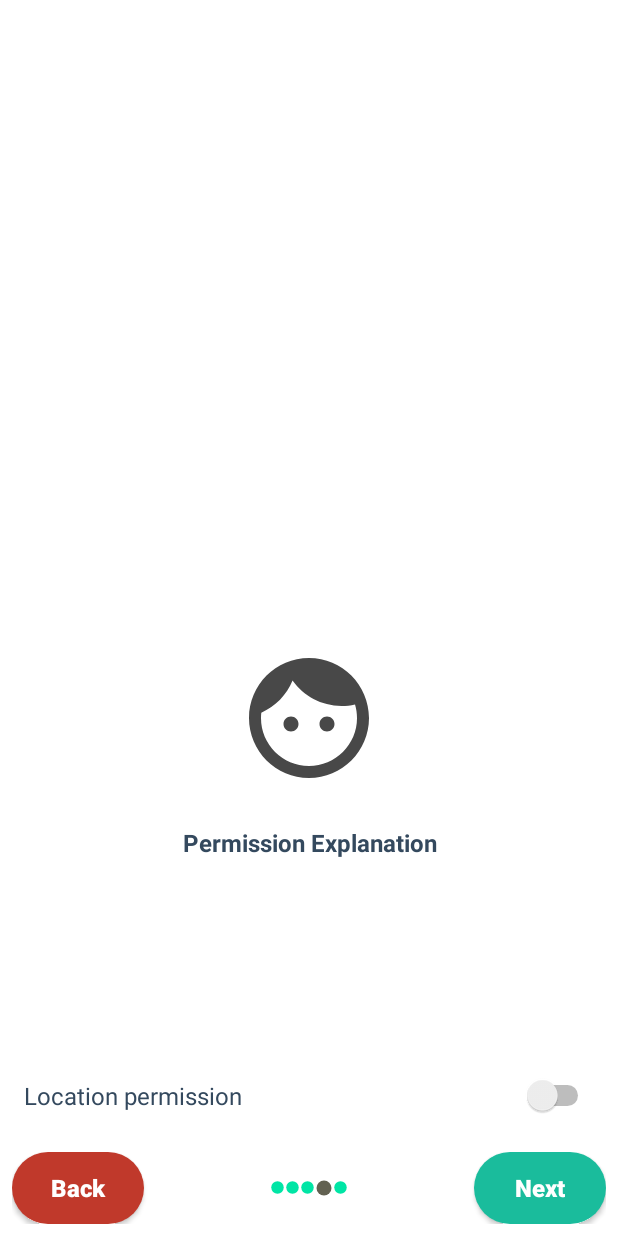
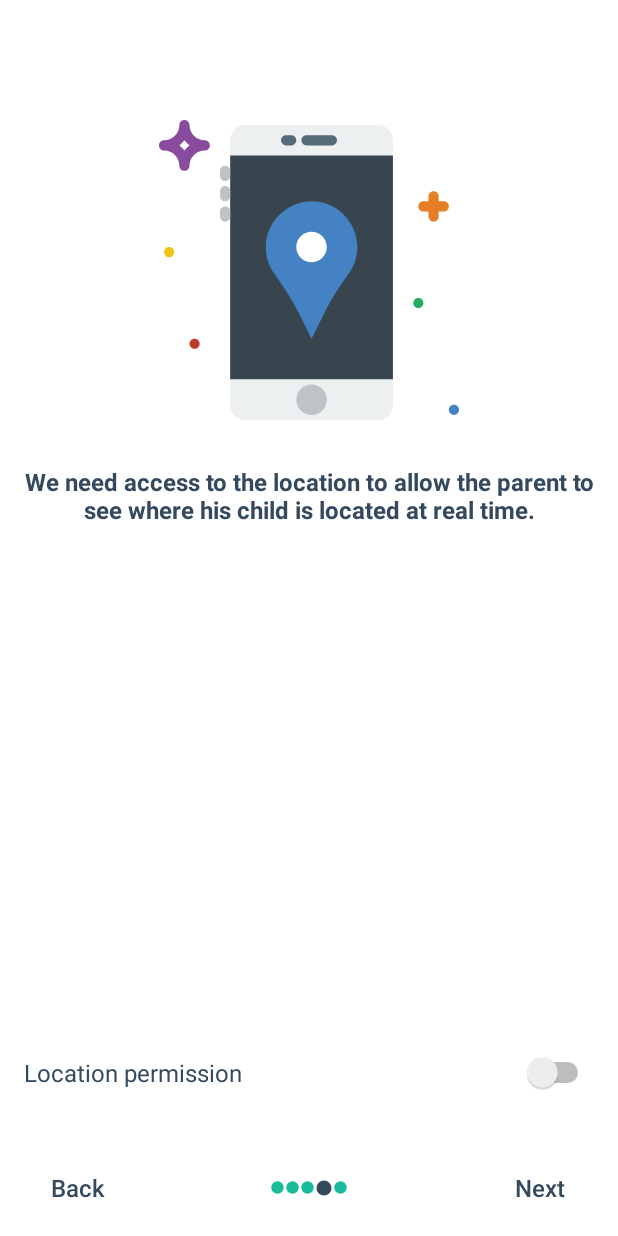
Before and after one commit to xMansour/KidSafe, an Android app: the fragment LocationPermissionsFragment placed in its activity, on a phone screen of 412 x 824 dp. Run offline under Robolectric (Android 15) with nearby library versions, the phone set to English and light mode, and no system bars.

Commit message:
UI changes.

```diff
--- a/Application/app/src/main/res/drawable/ic_dot.xml
+++ b/Application/app/src/main/res/drawable/ic_dot.xml
@@ -1,7 +1,7 @@
 <vector xmlns:android="http://schemas.android.com/apk/res/android"
     android:width="10dp"
     android:height="10dp"
-    android:tint="#00E5A5"
+    android:tint="#1abc9c"
     android:viewportWidth="24.0"
     android:viewportHeight="24.0">
     <path
--- a/Application/app/src/main/res/drawable/ic_dot_selected.xml
+++ b/Application/app/src/main/res/drawable/ic_dot_selected.xml
@@ -1,7 +1,7 @@
 <vector xmlns:android="http://schemas.android.com/apk/res/android"
     android:width="12dp"
     android:height="12dp"
-    android:tint="#626151"
+    android:tint="#34495e"
     android:viewportWidth="24.0"
     android:viewportHeight="24.0">
     <path
--- /dev/null
+++ b/Application/app/src/main/res/drawable/ic_permissions_location.xml
@@ -0,0 +1,57 @@
+<vector xmlns:android="http://schemas.android.com/apk/res/android"
+    android:width="512dp"
+    android:height="512dp"
+    android:viewportWidth="512"
+    android:viewportHeight="512">
+  <path
+      android:pathData="M373.485,512H147.19c-14.188,0 -25.695,-11.507 -25.695,-25.704V34.382c0,-14.197 11.507,-25.704 25.695,-25.704h226.295c14.197,0 25.704,11.507 25.704,25.704v451.914C399.189,500.493 387.682,512 373.485,512"
+      android:fillColor="#ECF0F1"/>
+  <path
+      android:pathData="M121.491,442.576l277.695,0l0,-381.83l-277.695,0z"
+      android:fillColor="#38454F"/>
+  <path
+      android:pathData="M34.686,43.39c3.298,2.473 6.231,5.415 8.704,8.704c2.473,-3.289 5.406,-6.231 8.704,-8.704c-3.298,-2.473 -6.231,-5.415 -8.704,-8.704C40.917,37.975 37.984,40.917 34.686,43.39M43.39,86.78c-4.799,0 -8.678,-3.888 -8.678,-8.678c0,-14.353 -11.681,-26.034 -26.034,-26.034C3.879,52.068 0,48.18 0,43.39s3.879,-8.678 8.678,-8.678c14.353,0 26.034,-11.681 26.034,-26.034C34.712,3.888 38.591,0 43.39,0s8.678,3.888 8.678,8.678c0,14.353 11.681,26.034 26.034,26.034c4.799,0 8.678,3.888 8.678,8.678s-3.879,8.678 -8.678,8.678c-14.353,0 -26.034,11.681 -26.034,26.034C52.068,82.892 48.189,86.78 43.39,86.78"
+      android:fillColor="#894B9D"/>
+  <path
+      android:pathData="M468.61,173.559c-4.799,0 -8.678,-3.888 -8.678,-8.678v-34.712c0,-4.79 3.879,-8.678 8.678,-8.678s8.678,3.888 8.678,8.678v34.712C477.288,169.672 473.409,173.559 468.61,173.559"
+      android:fillColor="#E57E25"/>
+  <path
+      android:pathData="M485.966,156.203h-34.712c-4.799,0 -8.678,-3.888 -8.678,-8.678s3.879,-8.678 8.678,-8.678h34.712c4.799,0 8.678,3.888 8.678,8.678S490.765,156.203 485.966,156.203"
+      android:fillColor="#E57E25"/>
+  <path
+      android:pathData="M69.423,381.831c0,4.79 -3.888,8.678 -8.678,8.678s-8.678,-3.888 -8.678,-8.678s3.888,-8.678 8.678,-8.678S69.423,377.04 69.423,381.831"
+      android:fillColor="#C03A2B"/>
+  <path
+      android:pathData="M26.033,225.627c0,4.79 -3.888,8.678 -8.678,8.678s-8.678,-3.888 -8.678,-8.678s3.888,-8.678 8.678,-8.678S26.033,220.837 26.033,225.627"
+      android:fillColor="#F0C419"/>
+  <path
+      android:pathData="M451.254,312.407c0,4.79 -3.888,8.678 -8.678,8.678s-8.678,-3.888 -8.678,-8.678s3.888,-8.678 8.678,-8.678S451.254,307.617 451.254,312.407"
+      android:fillColor="#24AE5F"/>
+  <path
+      android:pathData="M512,494.644c0,4.79 -3.888,8.678 -8.678,8.678s-8.678,-3.888 -8.678,-8.678s3.888,-8.678 8.678,-8.678S512,489.854 512,494.644"
+      android:fillColor="#4482C3"/>
+  <path
+      android:pathData="M295.05,43.39h-43.39c-4.799,0 -8.678,-3.879 -8.678,-8.678s3.879,-8.678 8.678,-8.678h43.39c4.799,0 8.678,3.879 8.678,8.678S299.849,43.39 295.05,43.39"
+      android:fillColor="#546A79"/>
+  <path
+      android:pathData="M225.627,43.39h-8.678c-4.799,0 -8.678,-3.879 -8.678,-8.678s3.879,-8.678 8.678,-8.678h8.678c4.799,0 8.678,3.879 8.678,8.678S230.426,43.39 225.627,43.39"
+      android:fillColor="#546A79"/>
+  <path
+      android:pathData="M112.813,104.136c-4.799,0 -8.678,-3.879 -8.678,-8.678V86.78c0,-4.799 3.879,-8.678 8.678,-8.678s8.678,3.879 8.678,8.678v8.678C121.491,100.257 117.612,104.136 112.813,104.136"
+      android:fillColor="#BDC3C7"/>
+  <path
+      android:pathData="M112.813,138.847c-4.799,0 -8.678,-3.879 -8.678,-8.678v-8.678c0,-4.799 3.879,-8.678 8.678,-8.678s8.678,3.879 8.678,8.678v8.678C121.491,134.968 117.612,138.847 112.813,138.847"
+      android:fillColor="#BDC3C7"/>
+  <path
+      android:pathData="M112.813,173.559c-4.799,0 -8.678,-3.879 -8.678,-8.678v-8.678c0,-4.799 3.879,-8.678 8.678,-8.678s8.678,3.879 8.678,8.678v8.678C121.491,169.68 117.612,173.559 112.813,173.559"
+      android:fillColor="#BDC3C7"/>
+  <path
+      android:pathData="M286.372,477.288c0,14.379 -11.655,26.034 -26.034,26.034c-14.379,0 -26.034,-11.654 -26.034,-26.034c0,-14.379 11.655,-26.034 26.034,-26.034C274.718,451.254 286.372,462.909 286.372,477.288"
+      android:fillColor="#BDC3C7"/>
+  <path
+      android:pathData="M338.44,216.949c0,-43.867 -36.161,-79.291 -80.306,-78.067c-40.743,1.119 -74.709,35.068 -75.863,75.811c-0.503,17.608 4.851,33.913 14.241,47.173c14.805,20.914 29.227,42.097 40.691,65.007l23.135,46.28l24.645,-49.3c10.856,-21.704 24.576,-41.732 38.773,-61.423C332.991,249.639 338.44,233.941 338.44,216.949"
+      android:fillColor="#4482C3"/>
+  <path
+      android:pathData="M286.372,216.949c0,14.379 -11.655,26.034 -26.034,26.034c-14.379,0 -26.034,-11.655 -26.034,-26.034c0,-14.379 11.655,-26.034 26.034,-26.034C274.718,190.915 286.372,202.57 286.372,216.949"
+      android:fillColor="#FFFFFF"/>
+</vector>
--- a/Application/app/src/main/res/layout/fragment_permissions_location.xml
+++ b/Application/app/src/main/res/layout/fragment_permissions_location.xml
@@ -1,28 +1,40 @@
 <?xml version="1.0" encoding="utf-8"?>
-<LinearLayout xmlns:android="http://schemas.android.com/apk/res/android"
+<android.support.constraint.ConstraintLayout xmlns:android="http://schemas.android.com/apk/res/android"
+    xmlns:app="http://schemas.android.com/apk/res-auto"
     android:layout_width="match_parent"
     android:layout_height="match_parent"
-    android:background="@color/white"
-    android:gravity="bottom"
-    android:orientation="vertical">
+    android:background="@color/white">
 
 
     <ImageView
+        android:id="@+id/imageView"
         android:layout_width="wrap_content"
-        android:layout_height="wrap_content"
-        android:layout_gravity="center"
-        android:layout_margin="@dimen/margin_24dp"
-        android:src="@drawable/ic_face" />
+        android:layout_height="200dp"
+        android:layout_marginTop="80dp"
+        android:src="@drawable/ic_permissions_location"
+        app:layout_constraintEnd_toEndOf="parent"
+        app:layout_constraintStart_toStartOf="parent"
+        app:layout_constraintTop_toTopOf="parent" />
 
     <TextView
+        android:id="@+id/textView"
         style="@style/TextViewPermissionsExplanation"
-        android:text="@string/permission_explanation" />
+        android:layout_marginTop="30dp"
+        android:text="@string/permission_explanation_location"
+        app:layout_constraintEnd_toEndOf="parent"
+        app:layout_constraintStart_toStartOf="parent"
+        app:layout_constraintTop_toBottomOf="@+id/imageView" />
 
     <LinearLayout
+        android:id="@+id/linearLayout"
         android:layout_width="match_parent"
         android:layout_height="wrap_content"
+        android:layout_marginBottom="15dp"
         android:orientation="vertical"
-        android:padding="@dimen/padding_8dp">
+        android:padding="@dimen/padding_8dp"
+        app:layout_constraintBottom_toTopOf="@+id/linearLayoutSettingsControls"
+        app:layout_constraintEnd_toEndOf="parent"
+        app:layout_constraintStart_toStartOf="parent">
 
         <FrameLayout
             android:layout_width="match_parent"
@@ -42,29 +54,19 @@
     </LinearLayout>
 
     <FrameLayout
-        android:id="@+id/linearLayoutLocationControls"
+        android:id="@+id/linearLayoutSettingsControls"
         android:layout_width="match_parent"
         android:layout_height="wrap_content"
-        android:padding="@dimen/padding_8dp">
+        android:padding="@dimen/padding_8dp"
+        app:layout_constraintBottom_toBottomOf="parent"
+        app:layout_constraintEnd_toEndOf="parent"
+        app:layout_constraintStart_toStartOf="parent">
+
 
         <Button
             android:id="@+id/btnPermissionsLocationPrev"
-            style="@style/CancelButton"
-            android:layout_width="wrap_content"
-            android:layout_height="wrap_content"
-            android:layout_gravity="start|center"
+            style="@style/ButtonPermissionsPrev"
             android:text="@string/back" />
-
-        <!--<Button
-            android:id="@+id/btnPermissionsLocationPrev"
-            android:layout_width="wrap_content"
-            android:layout_height="wrap_content"
-            android:layout_gravity="start|center"
-            android:background="@android:color/transparent"
-            android:text="@string/back"
-            android:textAllCaps="false"
-            android:textColor="@color/black_1"
-            android:textSize="@dimen/text_size_16sp" />-->
 
         <LinearLayout
             android:layout_width="wrap_content"
@@ -98,32 +100,16 @@
 
             <ImageView
                 android:layout_width="wrap_content"
-
                 android:layout_height="wrap_content"
-
                 android:layout_gravity="center"
                 android:src="@drawable/ic_dot" />
         </LinearLayout>
 
         <Button
             android:id="@+id/btnPermissionsLocationNext"
-            style="@style/OkButton"
-            android:layout_width="wrap_content"
-            android:layout_height="wrap_content"
-            android:layout_gravity="end|center"
+            style="@style/ButtonPermissionsNext"
             android:text="@string/next" />
-
-        <!--<Button
-            android:id="@+id/btnPermissionsLocationNext"
-            android:layout_width="wrap_content"
-            android:layout_height="wrap_content"
-            android:layout_gravity="end|center"
-            android:background="@android:color/transparent"
-            android:text="@string/next"
-            android:textAllCaps="false"
-            android:textColor="@color/flatui_midnight_blue"
-            android:textSize="@dimen/text_size_16sp" />-->
 
 
     </FrameLayout>
-</LinearLayout>
+</android.support.constraint.ConstraintLayout>
--- a/Application/app/src/main/res/values/strings.xml
+++ b/Application/app/src/main/res/values/strings.xml
@@ -140,6 +140,11 @@
     <string name="back">Back</string>
     <string name="next">Next</string>
     <string name="permission_explanation">Permission Explanation</string>
+    <string name="permission_explanation_main">To allow KidSafe to function properly, please accept the following permissions.</string>
+    <string name="permission_explanation_sms">We need to be able to read the messages in order to show them to the parent.</string>
+    <string name="permission_explanation_phone_calls">We need to be able to get the phone calls information in order to show them to the parent.</string>
+    <string name="permission_explanation_location">We need access to the location to allow the parent to see where his child is located at real time.</string>
+    <string name="permission_explanation_settings">In order to lock the child\'s phone, lock and unlock the apps, we need the following permissions.</string>
     <string name="permission_name">Permission Name</string>
     <string name="send_sms_permission">Send SMS Permission</string>
     <string name="read_sms_permission">Read SMS Permission</string>
--- a/Application/app/src/main/res/values/styles.xml
+++ b/Application/app/src/main/res/values/styles.xml
@@ -121,11 +121,33 @@
     <style name="TextViewPermissionsExplanation">
         <item name="android:layout_width">match_parent</item>
         <item name="android:layout_height">wrap_content</item>
-        <item name="android:layout_marginBottom">@dimen/margin_128dp</item>
         <item name="android:textAlignment">center</item>
+        <item name="android:layout_marginStart">@dimen/margin_8dp</item>
+        <item name="android:layout_marginEnd">@dimen/margin_8dp</item>
         <item name="android:textColor">@color/flatui_wet_asphalt</item>
         <item name="android:textSize">@dimen/text_size_16sp</item>
         <item name="android:textStyle">bold</item>
     </style>
 
+
+    <style name="ButtonPermissionsNext">
+        <item name="android:layout_width">wrap_content</item>
+        <item name="android:layout_height">wrap_content</item>
+        <item name="android:layout_gravity">end|center</item>
+        <item name="android:background">@android:color/transparent</item>
+        <item name="android:textColor">@color/flatui_wet_asphalt</item>
+        <item name="android:textAllCaps">false</item>
+        <item name="android:textSize">@dimen/text_size_16sp</item>
+    </style>
+
+    <style name="ButtonPermissionsPrev">
+        <item name="android:layout_width">wrap_content</item>
+        <item name="android:layout_height">wrap_content</item>
+        <item name="android:layout_gravity">start|center</item>
+        <item name="android:background">@android:color/transparent</item>
+        <item name="android:textColor">@color/flatui_wet_asphalt</item>
+        <item name="android:textAllCaps">false</item>
+        <item name="android:textSize">@dimen/text_size_16sp</item>
+    </style>
+
 </resources>
```
Also changed, not shown: Application/app/src/main/java/com/mansourappdevelopment/androidapp/kidsafe/fragments/RecoverPasswordDialogFragment.java (+7 -1 lines), Application/app/src/main/res/drawable/dialog_fragment_round_icon_background.xml (added, +10 -0 lines), Application/app/src/main/res/drawable/ic_permissions_calls.xml (added, +39 -0 lines), Application/app/src/main/res/drawable/ic_permissions_main.xml (added, +54 -0 lines), Application/app/src/main/res/drawable/ic_permissions_messages.xml (added, +19 -0 lines), Application/app/src/main/res/drawable/ic_permissions_settings.xml (added, +68 -0 lines), Application/app/src/main/res/drawable/ic_reset.xml (added, +10 -0 lines), Application/app/src/main/res/layout/fragment_dialog_custom.xml (added, +73 -0 lines), Application/app/src/main/res/layout/fragment_permissions_main.xml (+25 -26 lines), Application/app/src/main/res/layout/fragment_permissions_phone_calls.xml (+33 -45 lines), Application/app/src/main/res/layout/fragment_permissions_settings.xml (+31 -45 lines), Application/app/src/main/res/layout/fragment_permissions_sms.xml (+30 -31 lines), Application/app/src/main/res/drawable/button_ok.xml (line endings or trailing spaces), 1 other file.
